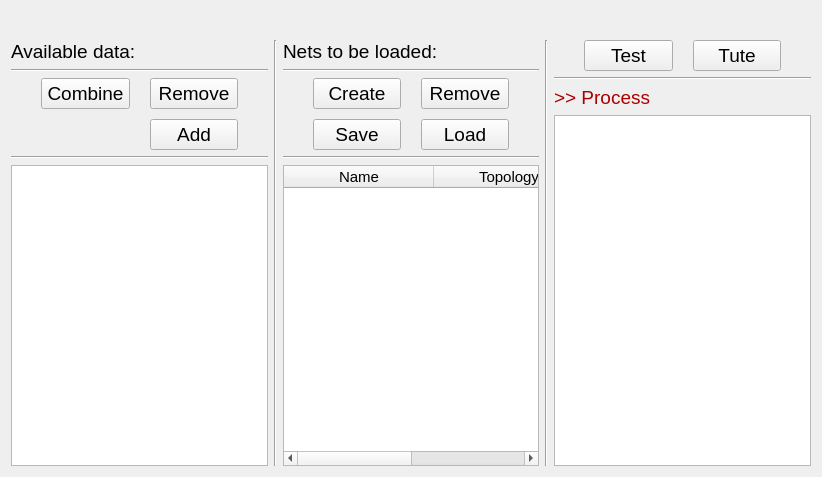
The window that TP_CXX/NetManagers/neunetui.ui (xammi/2014_Cpp_Technopark) describes before a commit, drawn with Qt 5.
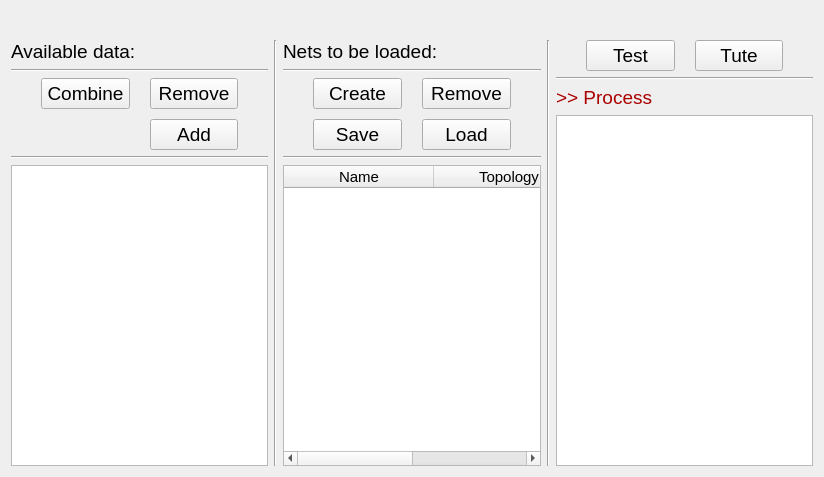
The same window after the commit.

```diff
--- a/TP_CXX/NetManagers/neunetui.ui
+++ b/TP_CXX/NetManagers/neunetui.ui
@@ -6,7 +6,7 @@
    <rect>
     <x>0</x>
     <y>0</y>
-    <width>822</width>
+    <width>824</width>
     <height>477</height>
    </rect>
   </property>
```
Left out of the diff: 2 changed lines with no effect on the pictures.
